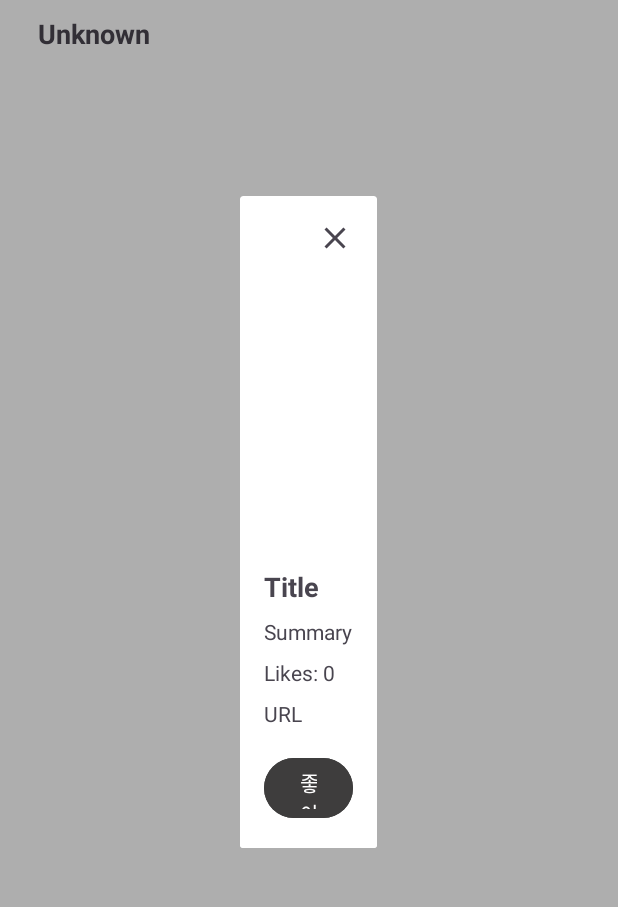
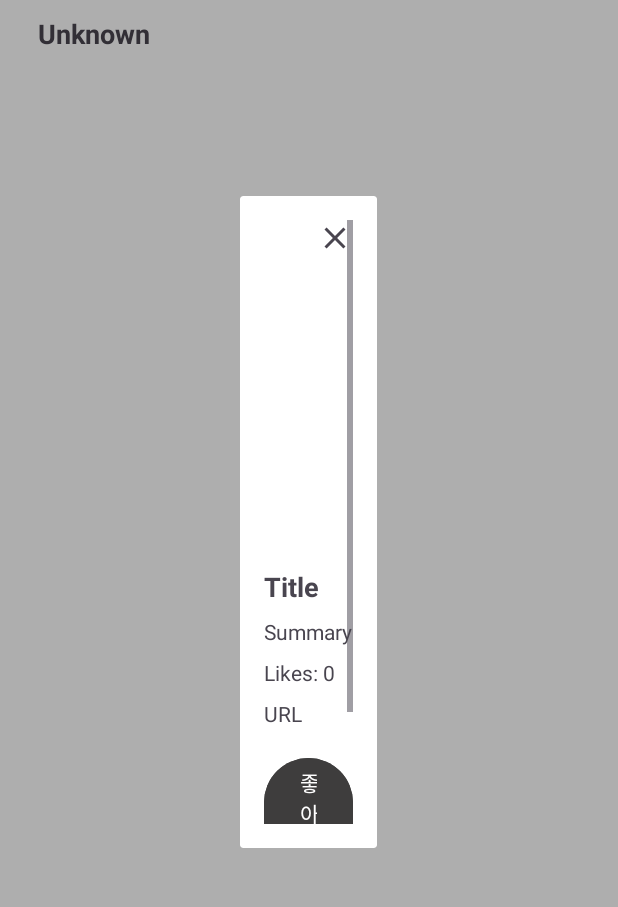
Before and after one commit to kangeunsong/BYTE, an Android app: the fragment LikedNewsDetailDialog placed in its activity, on a phone screen of 412 x 824 dp, the part 96-1003 px from its top. Run offline under Robolectric (Android 15) with nearby library versions, the phone set to English and light mode, and no system bars; our stand-ins replace Firebase (no records; nobody signed in at launch, a user with empty details on screens opened directly); pictures from the network do not load.

Commit message:
revise dialog_news_detail.xml

```diff
--- a/app/src/main/res/layout/dialog_news_detail.xml
+++ b/app/src/main/res/layout/dialog_news_detail.xml
@@ -2,12 +2,18 @@
 <LinearLayout xmlns:android="http://schemas.android.com/apk/res/android"
     android:layout_width="match_parent"
     android:layout_height="match_parent"
+    android:background="@drawable/popup_background"
     android:orientation="vertical"
-    android:padding="16dp"
+    android:padding="16dp">
 
-    android:background="@drawable/background_bottom_sheet">
+    <ScrollView
+        android:layout_width="match_parent"
+        android:layout_height="wrap_content">
 
-
+        <LinearLayout
+            android:layout_width="match_parent"
+            android:layout_height="wrap_content"
+            android:orientation="vertical">
 
             <ImageView
                 android:id="@+id/closeButton"
@@ -20,51 +26,53 @@
                 android:id="@+id/newsImageView"
                 android:layout_width="match_parent"
                 android:layout_height="200dp"
-        android:scaleType="fitCenter"
-        android:contentDescription="@string/news_image" />
+                android:contentDescription="@string/news_image"
+                android:scaleType="fitCenter" />
 
             <TextView
                 android:id="@+id/titleTextView"
                 android:layout_width="wrap_content"
                 android:layout_height="wrap_content"
                 android:layout_marginTop="8dp"
+                android:text="Title"
                 android:textSize="18sp"
-        android:textStyle="bold"
-        android:text="Title" />
+                android:textStyle="bold" />
 
             <TextView
                 android:id="@+id/summaryTextView"
                 android:layout_width="wrap_content"
                 android:layout_height="wrap_content"
                 android:layout_marginTop="8dp"
-        android:textSize="14sp"
-        android:text="Summary" />
+                android:text="Summary"
+                android:textSize="14sp" />
 
             <TextView
                 android:id="@+id/likeNumTextView"
                 android:layout_width="wrap_content"
                 android:layout_height="wrap_content"
                 android:layout_marginTop="8dp"
-        android:textSize="14sp"
-        android:text="Likes: 0" />
+                android:text="Likes: 0"
+                android:textSize="14sp" />
 
             <TextView
                 android:id="@+id/newsUrlTextView"
                 android:layout_width="wrap_content"
                 android:layout_height="wrap_content"
                 android:layout_marginTop="8dp"
-        android:textSize="14sp"
-        android:text="URL" />
+                android:text="URL"
+                android:textSize="14sp" />
 
             <Button
                 android:id="@+id/unlikeButton"
                 android:layout_width="match_parent"
                 android:layout_height="wrap_content"
                 android:layout_marginTop="16dp"
+                android:backgroundTint="@color/grey"
                 android:text="좋아요 취소"
-
-       android:backgroundTint="@color/grey"
-
                 android:textColor="@android:color/white" />
 
         </LinearLayout>
+
+    </ScrollView>
+
+</LinearLayout>
```
Lines whose indentation alone changed are shown as unchanged.
